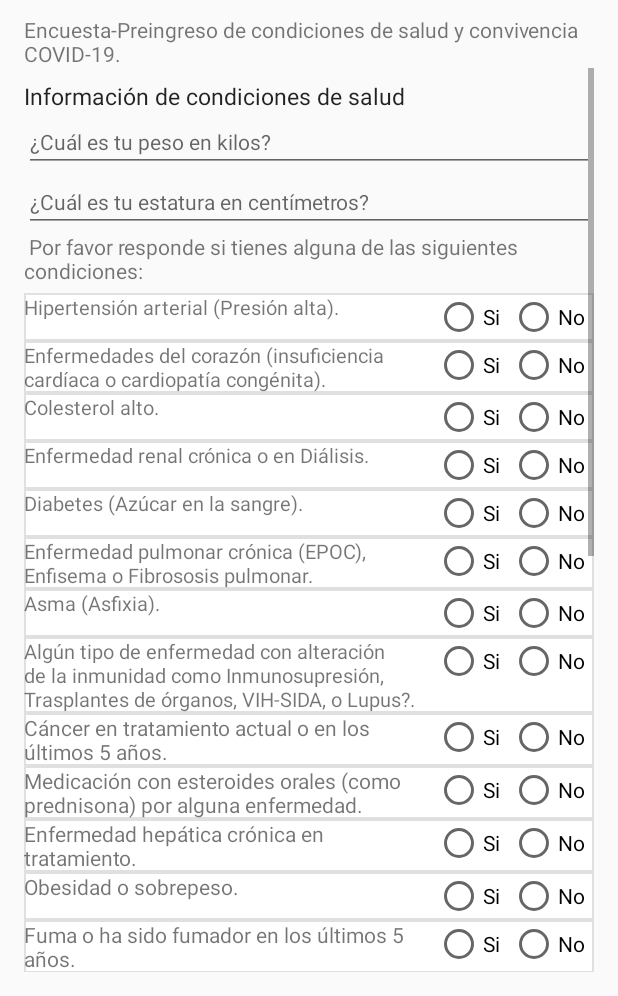
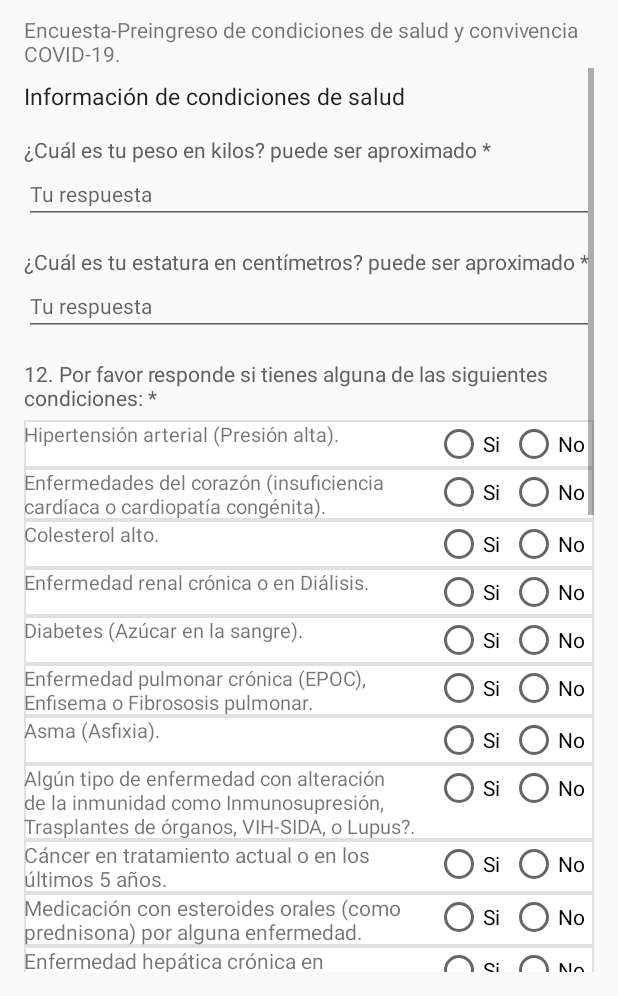
Before and after one commit to UdeaCov-PI-II/appUdeaCov, an Android app: the preingreso4 screen opened through its navigation route, on a phone screen of 412 x 824 dp, the part 240-1236 px from its top. Run offline under Robolectric (Android 15) with nearby library versions, the phone set to English and light mode, and no system bars.

Commit message:
formulario de preingreso avances

```diff
--- a/app/src/main/res/layout/fragment_preingreso4.xml
+++ b/app/src/main/res/layout/fragment_preingreso4.xml
@@ -20,32 +20,64 @@
             android:orientation="vertical">>
 
             <TextView
-                android:id="@+id/preingreso_textView"
+                android:id="@+id/preingreso4_textView"
                 android:layout_width="match_parent"
                 android:layout_height="wrap_content"
                 android:text="Información de condiciones de salud"
                 android:textColor="#DD000000"
                 android:textSize="15sp" />
+            <Space
+                android:layout_width="match_parent"
+                android:layout_height="15dp" />
+
+            <TextView
+                android:id="@+id/preingreso4_textView1"
+                android:layout_width="match_parent"
+                android:layout_height="wrap_content"
+                android:textColor="#616161"
+                android:text="¿Cuál es tu peso en kilos? puede ser aproximado *"
+                android:textSize="14sp" />
 
             <EditText
-                android:id="@+id/preingreso_txt2"
+                android:id="@+id/preingreso4_peso"
                 android:layout_width="match_parent"
                 android:layout_height="wrap_content"
+                android:hint="Tu respuesta"
                 android:ems="7"
-                android:hint="¿Cuál es tu peso en kilos?"
-                android:textSize="14sp" />
-            <EditText
-                android:id="@+id/preingreso_txt3"
+                android:textSize="14sp"
+                android:inputType="number" />
+
+            <Space
+                android:layout_width="match_parent"
+                android:layout_height="15dp" />
+
+            <TextView
+                android:id="@+id/preingreso4_textView2"
                 android:layout_width="match_parent"
                 android:layout_height="wrap_content"
-                android:ems="7"
-                android:hint="¿Cuál es tu estatura en centímetros?"
+                android:textColor="#616161"
+                android:text="¿Cuál es tu estatura en centímetros? puede ser aproximado *"
                 android:textSize="14sp" />
-            <TextView
-                android:id="@+id/preingreso_textView1"
+
+            <EditText
+                android:id="@+id/preingreso4_altura"
                 android:layout_width="match_parent"
                 android:layout_height="wrap_content"
-                android:text=" Por favor responde si tienes alguna de las siguientes condiciones:"
+                android:hint="Tu respuesta"
+                android:ems="7"
+                android:textSize="14sp"
+                android:inputType="number" />
+
+            <Space
+                android:layout_width="match_parent"
+                android:layout_height="15dp" />
+
+            <TextView
+                android:id="@+id/preingreso4_textView3"
+                android:layout_width="match_parent"
+                android:layout_height="wrap_content"
+                android:textColor="#616161"
+                android:text="12. Por favor responde si tienes alguna de las siguientes condiciones: *"
                 android:textSize="14sp" />
             <Space
                 android:layout_width="match_parent"
@@ -69,6 +101,7 @@
                         android:text="Hipertensión arterial (Presión alta)." />
 
                     <RadioGroup
+                        android:id="@+id/preingreso4_radioGroup1"
                         android:layout_width="wrap_content"
                         android:layout_height="wrap_content"
                         android:orientation="horizontal">
@@ -102,6 +135,7 @@
                         android:text="Enfermedades del corazón (insuficiencia cardíaca o cardiopatía congénita)." />
 
                     <RadioGroup
+                        android:id="@+id/preingreso4_radioGroup2"
                         android:layout_width="wrap_content"
                         android:layout_height="wrap_content"
                         android:orientation="horizontal">
@@ -137,6 +171,7 @@
                         android:text="Colesterol alto." />
 
                     <RadioGroup
+                        android:id="@+id/preingreso4_radioGroup3"
                         android:layout_width="wrap_content"
                         android:layout_height="wrap_content"
                         android:orientation="horizontal">
@@ -171,6 +206,7 @@
                         android:text="Enfermedad renal crónica o en Diálisis." />
 
                     <RadioGroup
+                        android:id="@+id/preingreso4_radioGroup4"
                         android:layout_width="wrap_content"
                         android:layout_height="wrap_content"
                         android:orientation="horizontal">
@@ -204,6 +240,7 @@
                         android:text="Diabetes (Azúcar en la sangre)." />
 
                     <RadioGroup
+                        android:id="@+id/preingreso4_radioGroup5"
                         android:layout_width="wrap_content"
                         android:layout_height="wrap_content"
                         android:orientation="horizontal">
@@ -237,6 +274,7 @@
                         android:text="Enfermedad pulmonar crónica (EPOC), Enfisema o Fibrososis pulmonar." />
 
                     <RadioGroup
+                        android:id="@+id/preingreso4_radioGroup6"
                         android:layout_width="wrap_content"
                         android:layout_height="wrap_content"
                         android:orientation="horizontal">
@@ -270,6 +308,7 @@
                         android:text="Asma (Asfixia)." />
 
                     <RadioGroup
+                        android:id="@+id/preingreso4_radioGroup7"
                         android:layout_width="wrap_content"
                         android:layout_height="wrap_content"
                         android:orientation="horizontal">
@@ -303,6 +342,7 @@
                         android:text="Algún tipo de enfermedad con alteración de la inmunidad como Inmunosupresión, Trasplantes de órganos, VIH-SIDA, o Lupus?." />
 
                     <RadioGroup
+                        android:id="@+id/preingreso4_radioGroup8"
                         android:layout_width="wrap_content"
                         android:layout_height="wrap_content"
                         android:orientation="horizontal">
@@ -335,6 +375,7 @@
                         android:text="Cáncer en tratamiento actual o en los últimos 5 años." />
 
                     <RadioGroup
+                        android:id="@+id/preingreso4_radioGroup9"
                         android:layout_width="wrap_content"
                         android:layout_height="wrap_content"
                         android:orientation="horizontal">
@@ -367,6 +408,7 @@
                         android:text="Medicación con esteroides orales (como prednisona) por alguna enfermedad." />
 
                     <RadioGroup
+                        android:id="@+id/preingreso4_radioGroup10"
                         android:layout_width="wrap_content"
                         android:layout_height="wrap_content"
                         android:orientation="horizontal">
@@ -400,6 +442,7 @@
                         android:text="Enfermedad hepática crónica en tratamiento." />
 
                     <RadioGroup
+                        android:id="@+id/preingreso4_radioGroup11"
                         android:layout_width="wrap_content"
                         android:layout_height="wrap_content"
                         android:orientation="horizontal">
@@ -433,6 +476,7 @@
                         android:text="Obesidad o sobrepeso." />
 
                     <RadioGroup
+                        android:id="@+id/preingreso4_radioGroup12"
                         android:layout_width="wrap_content"
                         android:layout_height="wrap_content"
                         android:orientation="horizontal">
@@ -466,6 +510,7 @@
                         android:text="Fuma o ha sido fumador en los últimos 5 años." />
 
                     <RadioGroup
+                        android:id="@+id/preingreso4_radioGroup13"
                         android:layout_width="wrap_content"
                         android:layout_height="wrap_content"
                         android:orientation="horizontal">
@@ -498,6 +543,7 @@
                         android:text="Enfermedad rara o huérfana diagnosticada." />
 
                     <RadioGroup
+                        android:id="@+id/preingreso4_radioGroup14"
                         android:layout_width="wrap_content"
                         android:layout_height="wrap_content"
                         android:orientation="horizontal">
@@ -531,6 +577,7 @@
                         android:text="Embarazo." />
 
                     <RadioGroup
+                        android:id="@+id/preingreso4_radioGroup15"
                         android:layout_width="wrap_content"
                         android:layout_height="wrap_content"
                         android:orientation="horizontal">
@@ -564,6 +611,7 @@
                         android:text="Tuvo un parto en las 6 semanas anteriores." />
 
                     <RadioGroup
+                        android:id="@+id/preingreso4_radioGroup16"
                         android:layout_width="wrap_content"
                         android:layout_height="wrap_content"
                         android:orientation="horizontal">
@@ -587,56 +635,60 @@
 
             <Space
                 android:layout_width="match_parent"
-                android:layout_height="10dp" />
+                android:layout_height="15dp" />
 
             <TextView
-                android:id="@+id/txt"
+                android:id="@+id/preingreso4_textView4"
                 android:layout_width="match_parent"
                 android:layout_height="wrap_content"
-                android:text="¿Tienes algún tipo de discapacidad permanente?" />
+                android:textColor="#616161"
+                android:text="13. ¿Tienes algún tipo de discapacidad permanente? *"
+                android:textSize="14sp" />
 
             <CheckBox
-                android:id="@+id/checkBox"
+                android:id="@+id/preingreso4_checkBox1"
                 android:layout_width="match_parent"
                 android:layout_height="wrap_content"
                 android:text="Ninguna" />
 
             <CheckBox
-                android:id="@+id/checkBox2"
+                android:id="@+id/preingreso4_checkBox2"
                 android:layout_width="match_parent"
                 android:layout_height="wrap_content"
                 android:text="Visual permanente, como la ceguera, y que NO pueda corregirse con cirugía, lentes u otros medios de ayuda visual" />
 
             <CheckBox
-                android:id="@+id/checkBox3"
+                android:id="@+id/preingreso4_checkBox3"
                 android:layout_width="match_parent"
                 android:layout_height="wrap_content"
                 android:text="Motriz permanente, que requiera el uso de silla de ruedas o muletas en forma permanente" />
 
             <CheckBox
-                android:id="@+id/checkBox4"
+                android:id="@+id/preingreso4_checkBox4"
                 android:layout_width="match_parent"
                 android:layout_height="wrap_content"
                 android:text="Auditiva permanente, como sordera que NO sea posible de corregir con cirugía, audífonos u otros medios de ayuda auditiva" />
 
             <CheckBox
-                android:id="@+id/checkBox5"
+                android:id="@+id/preingreso4_checkBox5"
                 android:layout_width="match_parent"
                 android:layout_height="wrap_content"
                 android:text="Otro" />
 
             <Space
                 android:layout_width="match_parent"
-                android:layout_height="10dp" />
+                android:layout_height="15dp" />
 
             <TextView
-                android:id="@+id/txt_prioridad"
+                android:id="@+id/preingreso4_textView5"
                 android:layout_width="match_parent"
                 android:layout_height="wrap_content"
-                android:text="¿Cuál es el grupo sanguíneo que aparece en tu cédula o identificación? " />
+                android:textColor="#616161"
+                android:text="14.¿Cuál es el grupo sanguíneo que aparece en tu cédula o identificación? *"
+                android:textSize="14sp" />
 
             <RadioGroup
-                android:id="@+id/radioGroup"
+                android:id="@+id/preingreso4_radioGroup17"
                 android:layout_width="390dp"
                 android:layout_height="wrap_content"
                 android:orientation="horizontal">
@@ -670,16 +722,18 @@
 
             <Space
                 android:layout_width="match_parent"
-                android:layout_height="10dp" />
+                android:layout_height="15dp" />
 
             <TextView
-                android:id="@+id/txt_prioridad1"
+                android:id="@+id/preingreso4_textView6"
                 android:layout_width="match_parent"
                 android:layout_height="wrap_content"
-                android:text="¿Convives actualmente con otras personas?" />
+                android:textColor="#616161"
+                android:text="15. ¿Convives actualmente con otras personas? *"
+                android:textSize="14sp" />
 
             <RadioGroup
-                android:id="@+id/radioGroup1"
+                android:id="@+id/preingreso4_radioGroup18"
                 android:layout_width="370dp"
                 android:layout_height="wrap_content"
                 android:orientation="horizontal">
@@ -699,9 +753,6 @@
                     android:text="No" />
             </RadioGroup>
 
-
-
-
             <Button
                 android:id="@+id/preingresobtn_siguiente4"
                 style="@style/custom_button"
@@ -710,7 +761,6 @@
                 android:layout_gravity="bottom"
                 android:text="Siguiente" />
 
-
         </LinearLayout>
     </ScrollView>
 
```
Also changed, not shown: app/src/main/java/co/edu/udea/udeacov/preingreso3.kt (+8 -8 lines), app/src/main/java/co/edu/udea/udeacov/preingreso4.kt (+46 -0 lines).
